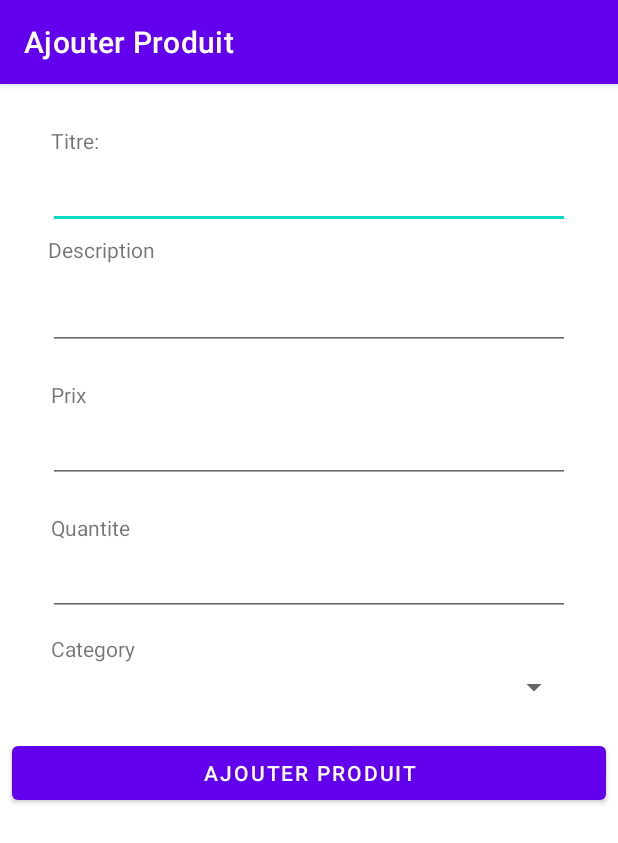
After one commit to omar-ghannou/Stock-Managment, an Android app: the AddProductActivity screen opened directly, with no data from a screen before it, on a phone screen of 412 x 824 dp. The commit adds this screen. Shown: the top 843 px of the screen. Run offline under Robolectric (Android 15) with nearby library versions, the phone set to English and light mode, and no system bars.

Commit message:
change return of insertIntoProduct method and we add new Activity for adding our product and add new item to our menu bar

```diff
--- a/app/src/main/AndroidManifest.xml
+++ b/app/src/main/AndroidManifest.xml
@@ -9,7 +9,8 @@
         android:roundIcon="@mipmap/ic_launcher_round"
         android:supportsRtl="true"
         android:theme="@style/Theme.StockManagment">
-        <activity android:name=".view.ProductByCommandActivity"></activity>
+        <activity android:name=".view.AddProductActivity"></activity>
+        <activity android:name=".view.ProductByCommandActivity" />
         <activity android:name=".view.CommandsActivity" />
         <activity android:name=".view.DetailActivity" />
         <activity android:name=".view.PanelActivity" />
--- a/app/src/main/java/com/fsdm/wisd/stockmanagment/model/DatabaseHelper.java
+++ b/app/src/main/java/com/fsdm/wisd/stockmanagment/model/DatabaseHelper.java
@@ -6,6 +6,7 @@ import android.content.Context;
 import android.database.Cursor;
 import android.database.sqlite.SQLiteDatabase;
 import android.database.sqlite.SQLiteOpenHelper;
+import android.util.Log;
 
 import androidx.annotation.Nullable;
 
@@ -70,7 +71,7 @@ public class DatabaseHelper extends SQLiteOpenHelper {
 
     }
 
-    public void insertIntoProduct(String Product_Title,String Product_Description, int price, int Available_Quantity, int Category){
+    public long insertIntoProduct(String Product_Title, String Product_Description, int price, int Available_Quantity, int Category){
         mydb = getWritableDatabase();
         ContentValues values = new ContentValues();
         values.put(Product_Title_Col,Product_Title);
@@ -78,7 +79,11 @@ public class DatabaseHelper extends SQLiteOpenHelper {
         values.put(Product_Price_Col, price);
         values.put(Product_Quantity_Col,Available_Quantity);
         values.put(Product_Category_Ref_Col,Category);
-        mydb.insert(Product_Table,null,values);
+
+        long i=mydb.insert(Product_Table,null,values);
+        return i;
+
+
     }
 
     public Cursor getCategories(int Category_Id){
@@ -109,6 +114,8 @@ public class DatabaseHelper extends SQLiteOpenHelper {
     }
 
     public Cursor getProductsByCategory(int Category_Id){
+
+        Log.d("Data",Category_Id+" ");
         mydb = getReadableDatabase();
         return mydb.rawQuery("select * from " + Product_Table + " where " + Product_Category_Ref_Col + " = ? ",new String[]{Integer.toString(Category_Id)});
     }
--- /dev/null
+++ b/app/src/main/java/com/fsdm/wisd/stockmanagment/view/AddProductActivity.java
@@ -0,0 +1,117 @@
+package com.fsdm.wisd.stockmanagment.view;
+
+import androidx.appcompat.app.AppCompatActivity;
+
+import android.database.Cursor;
+import android.os.Bundle;
+import android.util.Log;
+import android.view.View;
+import android.widget.AdapterView;
+import android.widget.ArrayAdapter;
+import android.widget.Button;
+import android.widget.EditText;
+import android.widget.Spinner;
+import android.widget.Toast;
+
+import com.fsdm.wisd.stockmanagment.R;
+import com.fsdm.wisd.stockmanagment.model.Category;
+import com.fsdm.wisd.stockmanagment.model.DatabaseHelper;
+import com.fsdm.wisd.stockmanagment.model.Product;
+
+import java.util.ArrayList;
+import java.util.List;
+
+public class AddProductActivity extends AppCompatActivity implements AdapterView.OnItemSelectedListener  {
+
+    private EditText mTitle,mDesc,mInStock,mPrix;
+    private Button mAddProduct;
+    private Spinner mSpinner;
+    private Cursor mCursorCategory;
+    private List<Category> categories;
+    private ArrayList<Product> mProducts;
+    private DatabaseHelper mydb;
+    private ArrayAdapter<Category> mArrayAdapter;
+    //to access to catego from getProduct to whisch category is selected
+    private int catIndex;
+
+
+    @Override
+    protected void onCreate(Bundle savedInstanceState) {
+        super.onCreate(savedInstanceState);
+        setContentView(R.layout.activity_add_product);
+        getSupportActionBar().setTitle("Ajouter Produit");
+
+        mTitle=findViewById(R.id.ProductName);
+        mDesc=findViewById(R.id.ProductDescription);
+        mPrix=findViewById(R.id.Price);
+        mInStock=findViewById(R.id.Quantity);
+        mSpinner=findViewById(R.id.ProductCat);
+        mAddProduct=findViewById(R.id.addProduct);
+        mAddProduct.setOnClickListener(new View.OnClickListener() {
+            @Override
+            public void onClick(View view) {
+                getProduct();
+            }
+        });
+
+        mydb = new DatabaseHelper(getBaseContext());
+        handleCursor();
+        mArrayAdapter=new ArrayAdapter<>(this, android.R.layout.simple_spinner_dropdown_item,categories);
+
+
+        mSpinner.setAdapter(mArrayAdapter);
+
+        mSpinner.setOnItemSelectedListener(this);
+
+    }
+
+    public void handleCursor(){
+        mCursorCategory=mydb.getCategories();
+        categories=new ArrayList<>();
+
+        while(mCursorCategory.moveToNext()){
+
+            categories.add(new Category(mCursorCategory.getInt(0),mCursorCategory.getString(1)));
+
+        }
+        mCursorCategory.close();
+
+    }
+
+private  void getProduct()
+    {
+        String title=mTitle.getText().toString();
+        String desc=mDesc.getText().toString();
+        String quantity=mInStock.getText().toString();
+        String price=mPrix.getText().toString();
+        String category=mTitle.getText().toString();
+
+        if(title.isEmpty() || desc.isEmpty()|| quantity.isEmpty()||price.isEmpty()||category.isEmpty())
+        {
+            Toast.makeText(this, "Veuillez remplir toutes les champs", Toast.LENGTH_SHORT).show();
+            return;
+        }
+
+        Log.d("Add","heloooooo"+categories.get(catIndex).getId()+" "+categories.get(catIndex).getName());
+         if (mydb.insertIntoProduct(title,desc,Integer.parseInt(price),Integer.parseInt(quantity),categories.get(catIndex).getId())!=-1)
+         {
+             Toast.makeText(this, "le produit est bien ajoute", Toast.LENGTH_SHORT).show();
+
+         }
+
+
+
+    }
+
+    @Override
+    public void onItemSelected(AdapterView<?> adapterView, View view, int i, long l) {
+
+        catIndex=i;
+
+    }
+
+    @Override
+    public void onNothingSelected(AdapterView<?> adapterView) {
+
+    }
+}
--- a/app/src/main/java/com/fsdm/wisd/stockmanagment/view/DetailActivity.java
+++ b/app/src/main/java/com/fsdm/wisd/stockmanagment/view/DetailActivity.java
@@ -167,7 +167,10 @@ public class DetailActivity extends AppCompatActivity implements View.OnClickLis
         if(view.getId()==mAddToPanel.getId())
         {
 
+
+
             int quantity=0;
+           // quantity=myDb.getProductQuantityFromPanel(mProduct.getProductId());
             try {
                 quantity=Integer.parseInt(mQuantity.getText().toString());
                 if(clicked)
--- a/app/src/main/java/com/fsdm/wisd/stockmanagment/view/MainActivity.java
+++ b/app/src/main/java/com/fsdm/wisd/stockmanagment/view/MainActivity.java
@@ -7,6 +7,7 @@ import android.content.Intent;
 import android.database.Cursor;
 import android.os.Build;
 import android.os.Bundle;
+import android.util.Log;
 import android.view.LayoutInflater;
 import android.view.Menu;
 import android.view.MenuItem;
@@ -52,48 +53,6 @@ public class MainActivity extends AppCompatActivity implements AdapterView.OnIte
         mydb = new DatabaseHelper(getBaseContext());
         mProducts=new ArrayList<>();
 
-
-/*        mydb.insertIntoCategory("Mobile Téléphones");
-        mydb.insertIntoCategory("Mode Homme");
-        mydb.insertIntoCategory("Électroniques");
-        mydb.insertIntoCategory("Jouets et enfants");
-        mydb.insertIntoCategory("Sacs et chaussures");
-        mydb.insertIntoCategory("Bijoux et montres");*/
-
-/*        mydb.insertIntoProduct("Portable mini talkie-walkie",
-                "2 pièces/ensemble Baofeng T3 BF-T3 Portable mini talkie-walkie pour" +
-                        " enfants cadeau radio 0.5W Radio bidirectionnelle Interphone émetteur-récepteur BFT3",
-                12,200,1);
-
-        mydb.insertIntoProduct("BF-888S talkie-walkie station de radio Portable",
-                "2 pièces/ensemble Baofeng T3 BF-T3 Portable mini talkie-walkie pour" +
-                        " enfants cadeau radio 0.5W Radio bidirectionnelle Interphone émetteur-récepteur BFT3",
-                15,200,1);
-
-        mydb.insertIntoProduct("costume automne hiver",
-                "Riinr marque hommes laine mélanges costume automne hiver nouvelle couleur" +
-                        " unie haute qualité hommes laine costume luxueux laine mélanges costume mâ",
-                40,150,2);
-
-        mydb.insertIntoProduct(" Micro USB",
-                "Prise de câble magnétique Micro USB Type C USB C prise à 8 brochesâ",
-                40,150,3);
-
-        mydb.insertIntoProduct(" Lhaya ",
-                "lhaya bach yskot",
-                4,120,4);
-
-        mydb.insertIntoProduct(" sac ",
-                "sac k7al fih warda bida",
-                35,110,5);
-
-        mydb.insertIntoProduct(" khatm ",
-                "hadak lkhatm li chafto naima samih w3jabha",
-                95,20,6);*/
-
-
-
-        //fill our categories
         handleCursor();
         mArrayAdapter=new ArrayAdapter<>(this, android.R.layout.simple_spinner_dropdown_item,categories);
         mSpinner=findViewById(R.id.spinner);
@@ -105,7 +64,7 @@ public class MainActivity extends AppCompatActivity implements AdapterView.OnIte
         mListView=findViewById(R.id.list);
 //fill product in our table
         //0 for first category
-        products(0);
+      //  products(1);
 
         mAdapter=new Adapter(this,R.layout.item_product,mProducts);
         mListView.setAdapter(mAdapter);
@@ -135,7 +94,6 @@ public class MainActivity extends AppCompatActivity implements AdapterView.OnIte
         }
         mCursorCategory.close();
 
-
     }
 
     /**
@@ -144,16 +102,7 @@ public class MainActivity extends AppCompatActivity implements AdapterView.OnIte
      */
     public void products(int categoryId){
 
-
-
-
-        //if(categoryId!=-1){
             mCursorCategory=mydb.getProductsByCategory(categoryId);
-            Toast.makeText(this, "number of data "+mCursorCategory.getCount(), Toast.LENGTH_SHORT).show();
-       // }
-       // else
-           // mCursorCategory=mydb.getAllDataFromTable(DatabaseHelper.Product_Table);
-
 
         while(mCursorCategory.moveToNext()){
             mProducts.add(
@@ -186,7 +135,7 @@ public class MainActivity extends AppCompatActivity implements AdapterView.OnIte
         //remove all old product
         mProducts.clear();
         //look for the new product
-        products(i);
+        products(categories.get(i).getId());
         //notify the adpter to make change on our list
         mAdapter.notifyDataSetChanged();
 
@@ -225,6 +174,12 @@ public class MainActivity extends AppCompatActivity implements AdapterView.OnIte
             return true;
 
         }
+        if(item.getItemId()==R.id.add){
+
+            startActivity(new Intent(this,AddProductActivity.class));
+            return true;
+
+        }
         return super.onOptionsItemSelected(item);
     }
 }
--- /dev/null
+++ b/app/src/main/res/drawable/add.xml
@@ -0,0 +1,5 @@
+<vector android:height="24dp" android:tint="#FFFFFF"
+    android:viewportHeight="24" android:viewportWidth="24"
+    android:width="24dp" xmlns:android="http://schemas.android.com/apk/res/android">
+    <path android:fillColor="@android:color/white" android:pathData="M19,13h-6v6h-2v-6H5v-2h6V5h2v6h6v2z"/>
+</vector>
--- /dev/null
+++ b/app/src/main/res/layout/activity_add_product.xml
@@ -0,0 +1,163 @@
+<?xml version="1.0" encoding="utf-8"?>
+<androidx.constraintlayout.widget.ConstraintLayout xmlns:android="http://schemas.android.com/apk/res/android"
+    xmlns:app="http://schemas.android.com/apk/res-auto"
+    xmlns:tools="http://schemas.android.com/tools"
+    android:layout_width="match_parent"
+    android:layout_height="match_parent"
+    android:orientation="vertical"
+    tools:context=".view.AddProductActivity"
+    android:id="@+id/ConstraintLayout">
+
+
+    <TextView
+        android:id="@+id/Lname"
+        android:layout_width="wrap_content"
+        android:layout_height="wrap_content"
+        android:layout_marginTop="28dp"
+        android:text="Titre:"
+        app:layout_constraintEnd_toEndOf="parent"
+        app:layout_constraintHorizontal_bias="0.089"
+        app:layout_constraintStart_toStartOf="parent"
+        app:layout_constraintTop_toTopOf="parent" />
+
+    <EditText
+        android:id="@+id/ProductName"
+        android:layout_width="0dp"
+        android:layout_height="wrap_content"
+        android:layout_marginStart="32dp"
+        android:layout_marginLeft="32dp"
+        android:layout_marginTop="4dp"
+        android:layout_marginEnd="32dp"
+        android:layout_marginRight="32dp"
+        android:ems="10"
+        android:inputType="textPersonName"
+        android:textIsSelectable="true"
+        app:layout_constraintEnd_toEndOf="parent"
+        app:layout_constraintHorizontal_bias="0.0"
+        app:layout_constraintStart_toStartOf="parent"
+        app:layout_constraintTop_toBottomOf="@+id/Lname" />
+
+    <TextView
+        android:id="@+id/Ldesc"
+        android:layout_width="wrap_content"
+        android:layout_height="wrap_content"
+        android:layout_marginTop="4dp"
+        android:text="Description"
+        app:layout_constraintEnd_toEndOf="parent"
+        app:layout_constraintHorizontal_bias="0.094"
+        app:layout_constraintStart_toStartOf="parent"
+        app:layout_constraintTop_toBottomOf="@+id/ProductName" />
+
+    <EditText
+        android:id="@+id/ProductDescription"
+        android:layout_width="0dp"
+        android:layout_height="wrap_content"
+        android:layout_marginStart="32dp"
+        android:layout_marginLeft="32dp"
+        android:layout_marginTop="12dp"
+        android:layout_marginEnd="32dp"
+        android:layout_marginRight="32dp"
+        android:ems="10"
+        android:inputType="textPersonName"
+        app:layout_constraintEnd_toEndOf="parent"
+        app:layout_constraintHorizontal_bias="0.0"
+        app:layout_constraintStart_toStartOf="parent"
+        app:layout_constraintTop_toBottomOf="@+id/Ldesc" />
+
+    <TextView
+        android:id="@+id/Lprice"
+        android:layout_width="wrap_content"
+        android:layout_height="wrap_content"
+        android:layout_marginTop="20dp"
+        android:text="Prix"
+        app:layout_constraintEnd_toEndOf="parent"
+        app:layout_constraintHorizontal_bias="0.087"
+        app:layout_constraintStart_toStartOf="parent"
+        app:layout_constraintTop_toBottomOf="@+id/ProductDescription" />
+
+    <TextView
+        android:id="@+id/Lnumbe"
+        android:layout_width="wrap_content"
+        android:layout_height="wrap_content"
+        android:layout_marginTop="20dp"
+        android:text="Quantite"
+        app:layout_constraintEnd_toEndOf="parent"
+        app:layout_constraintHorizontal_bias="0.094"
+        app:layout_constraintStart_toStartOf="parent"
+        app:layout_constraintTop_toBottomOf="@+id/Price" />
+
+    <EditText
+        android:id="@+id/Price"
+        android:layout_width="0dp"
+        android:layout_height="wrap_content"
+        android:layout_marginStart="32dp"
+        android:layout_marginLeft="32dp"
+        android:layout_marginTop="4dp"
+        android:layout_marginEnd="32dp"
+        android:layout_marginRight="32dp"
+        android:ems="10"
+        android:inputType="number"
+        app:layout_constraintEnd_toEndOf="parent"
+        app:layout_constraintHorizontal_bias="1.0"
+        app:layout_constraintStart_toStartOf="parent"
+        app:layout_constraintTop_toBottomOf="@+id/Lprice" />
+
+    <EditText
+        android:id="@+id/Quantity"
+        android:layout_width="0dp"
+        android:layout_height="wrap_content"
+        android:layout_marginStart="32dp"
+        android:layout_marginLeft="32dp"
+        android:layout_marginTop="4dp"
+        android:layout_marginEnd="32dp"
+        android:layout_marginRight="32dp"
+        android:ems="10"
+        android:inputType="numberDecimal"
+        app:layout_constraintEnd_toEndOf="parent"
+        app:layout_constraintHorizontal_bias="1.0"
+        app:layout_constraintStart_toStartOf="parent"
+        app:layout_constraintTop_toBottomOf="@+id/Lnumbe" />
+
+    <TextView
+        android:id="@+id/ProductCategory"
+        android:layout_width="wrap_content"
+        android:layout_height="wrap_content"
+        android:layout_marginTop="12dp"
+        android:text="Category"
+        app:layout_constraintEnd_toEndOf="parent"
+        app:layout_constraintHorizontal_bias="0.096"
+        app:layout_constraintStart_toStartOf="parent"
+        app:layout_constraintTop_toBottomOf="@+id/Quantity" />
+
+    <Button
+        android:id="@+id/addProduct"
+        android:layout_width="0dp"
+        android:layout_height="wrap_content"
+        android:layout_marginStart="8dp"
+        android:layout_marginLeft="8dp"
+        android:layout_marginEnd="8dp"
+        android:layout_marginRight="8dp"
+        android:layout_marginBottom="16dp"
+        android:text="Ajouter Produit"
+        app:layout_constraintBottom_toBottomOf="parent"
+        app:layout_constraintEnd_toEndOf="parent"
+        app:layout_constraintHorizontal_bias="0.0"
+        app:layout_constraintStart_toStartOf="parent"
+        app:layout_constraintTop_toBottomOf="@+id/ProductCat"
+        app:layout_constraintVertical_bias="0.073" />
+
+    <Spinner
+        android:id="@+id/ProductCat"
+        android:layout_width="match_parent"
+        android:layout_height="wrap_content"
+        android:layout_marginStart="32dp"
+        android:layout_marginLeft="32dp"
+        android:layout_marginTop="4dp"
+        android:layout_marginEnd="32dp"
+        android:layout_marginRight="32dp"
+        app:layout_constraintEnd_toEndOf="parent"
+        app:layout_constraintHorizontal_bias="0.0"
+        app:layout_constraintStart_toStartOf="parent"
+        app:layout_constraintTop_toBottomOf="@+id/ProductCategory" />
+
+</androidx.constraintlayout.widget.ConstraintLayout>
--- a/app/src/main/res/menu/main_menu.xml
+++ b/app/src/main/res/menu/main_menu.xml
@@ -19,5 +19,10 @@
         android:icon="@drawable/ic_action_cart"
         android:title="Panel"
         app:showAsAction="ifRoom"/>
+    <item
+        android:id="@+id/add"
+        android:icon="@drawable/add"
+        android:title="Add"
+        app:showAsAction="ifRoom"/>
 
 </menu>
```
